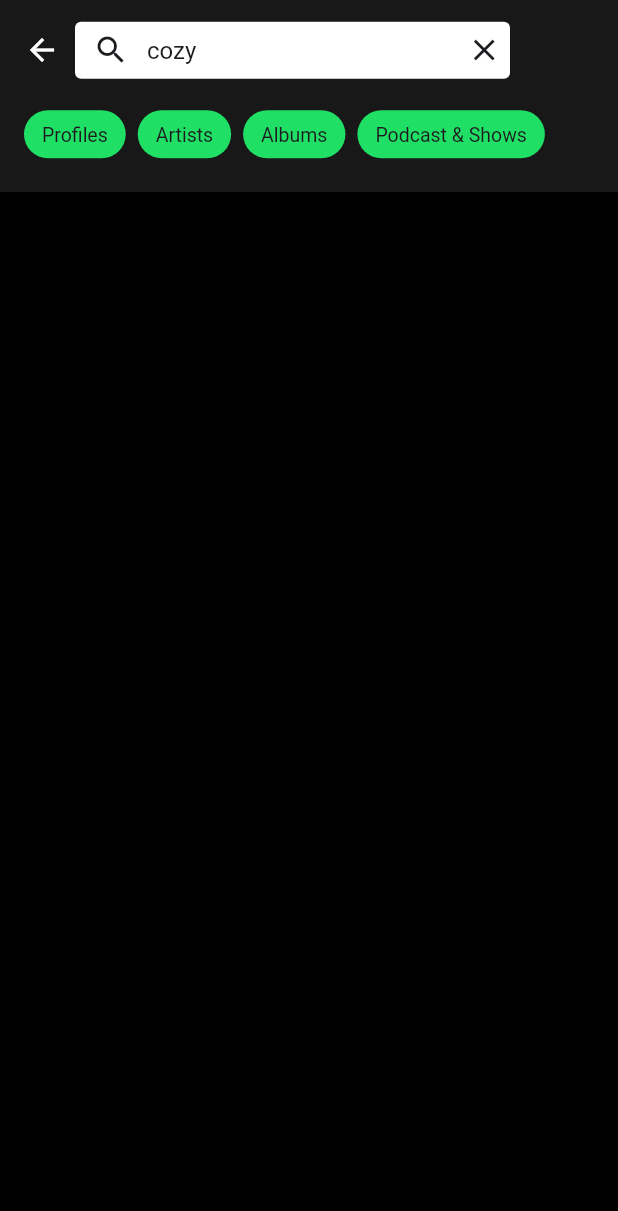
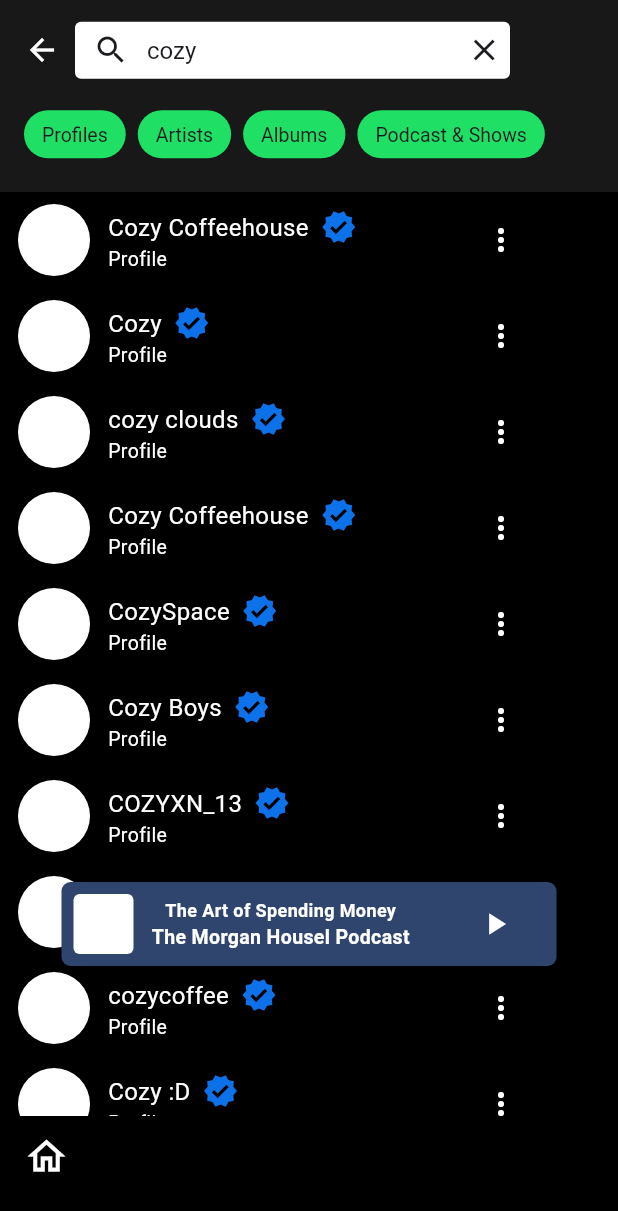
Before and after one commit to m-manlatican/Spotify-UI-Practice, a Flutter app: the screen it shows after launch, on a phone screen of 412 x 824 dp. Shown: the top 1211 px of the screen. Run offline on Flutter 3.47's test engine with Material 3 defaults, Android fonts, the phone set to English and light mode, and no system bars.

Commit message:
bottomnavigationbar and music recent play container

```diff
--- /dev/null
+++ b/lib/cards/profile_lists_card.dart
@@ -0,0 +1,70 @@
+import 'package:flutter/material.dart';
+import 'package:spotify_ui/models/profile_lists_model.dart';
+
+class ProfileListsCard extends StatelessWidget {
+  const ProfileListsCard({super.key, required this.profileListsModel});
+
+  final ProfileListsModel profileListsModel;
+
+  @override
+  Widget build(BuildContext context) {
+    return Container(
+      width: 375,
+      height: 64,
+      color: Colors.black,
+        child: Row(
+          children: [
+            SizedBox(width: 12),
+            Container(
+              width: 48,
+              height: 48,
+              decoration: BoxDecoration(
+                color: Colors.white,
+                borderRadius: BorderRadius.circular(24)
+              ),
+            ),
+            SizedBox(width: 12),
+            Container(
+              width: 170,
+              height: 44,
+              margin: EdgeInsets.only(top: 3),
+              child: Row(
+                mainAxisAlignment: MainAxisAlignment.spaceBetween,
+                children: [
+                  Column(
+                  crossAxisAlignment: CrossAxisAlignment.start,
+                    children: [
+                      Row(
+                        children: [
+                          Text(profileListsModel.title,
+                            style: TextStyle(
+                              color: Colors.white,
+                              fontSize: 16
+                            )
+                          ),
+                          SizedBox(width: 8),
+                          Icon(Icons.verified,
+                            color: Color(0xff0D72EA)
+                          )
+                        ],
+                      ),
+                      Text('Profile',
+                        style: TextStyle(
+                          color: Colors.white,
+                          fontSize: 13
+                        )
+                      )
+                    ],
+                  ),
+                ],
+              )
+            ),
+            SizedBox(width: 80),
+            Icon(Icons.more_vert,
+              color: Colors.white,
+            )
+          ],
+        ),
+      );
+  }
+}
--- /dev/null
+++ b/lib/models/profile_lists_model.dart
@@ -0,0 +1,8 @@
+class ProfileListsModel {
+  String title;
+
+
+  ProfileListsModel({
+    required this.title,
+  });
+}
--- a/lib/pages/homepage.dart
+++ b/lib/pages/homepage.dart
@@ -1,6 +1,7 @@
 import 'package:flutter/material.dart';
 import 'package:spotify_ui/cards/button_card.dart';
 import 'package:spotify_ui/models/button_model.dart';
+import 'package:spotify_ui/widgets/section_profile_lists.dart';
 
 class Homepage extends StatelessWidget {
   Homepage({super.key});
@@ -16,11 +17,66 @@ class Homepage extends StatelessWidget {
   Widget build(BuildContext context) {
     return Scaffold(
       appBar: appBar(),
+      bottomNavigationBar: bottomAppBar(),
       backgroundColor: Colors.black,
-      body: Column(
-        children: [
-
-        ],
+      body: SingleChildScrollView(
+        child: Column(
+          children: [
+            Stack(
+              children: [
+                SectionProfileLists(),
+                Center(
+                  child: Container(
+                    margin: EdgeInsets.only(top: 460),
+                    width: 330,
+                    height: 56,
+                    decoration: BoxDecoration(
+                      color: Color(0xff30456e),
+                      borderRadius: BorderRadius.circular(6)
+                    ),
+                    child: Row(
+                      children: [
+                        SizedBox(width: 8),
+                        Container(
+                          width: 40,
+                          height: 40,
+                          decoration: BoxDecoration(
+                            color: Colors.white,
+                            borderRadius: BorderRadius.circular(4)
+                          ),
+                        ),
+                        SizedBox(width: 12),
+                        Column(
+                          mainAxisAlignment: MainAxisAlignment.center,
+                          children: [
+                            Text('The Art of Spending Money',
+                              style: TextStyle(
+                                fontSize: 12,
+                                fontWeight: FontWeight.bold,
+                                color: Colors.white
+                              ),
+                            ),
+                            Text('The Morgan Housel Podcast',
+                              style: TextStyle(
+                                fontSize: 13,
+                                fontWeight: FontWeight.w600,
+                                color: Colors.white
+                              ),
+                            )
+                          ],
+                        ),
+                        SizedBox(width: 45),
+                        Icon(Icons.play_arrow,
+                          color: Colors.white,
+                        )
+                      ],
+                    ),
+                  ),
+                )
+              ],
+            )
+          ],
+        ),
       ),
     );
   }
@@ -78,4 +134,21 @@ class Homepage extends StatelessWidget {
       )
     );
   }
+  BottomAppBar bottomAppBar(){
+    return BottomAppBar(
+      color: Colors.black,
+      child: Row(
+        children: [
+          Column(
+            children: [
+              Icon(Icons.home_outlined,
+                color: Colors.white,
+                size: 30,
+              )
+            ],
+          )
+        ],
+      ),
+    );
+  }
 }
--- /dev/null
+++ b/lib/widgets/section_profile_lists.dart
@@ -0,0 +1,53 @@
+import 'package:flutter/material.dart';
+import 'package:spotify_ui/cards/profile_lists_card.dart';
+import 'package:spotify_ui/models/profile_lists_model.dart';
+
+class SectionProfileLists extends StatelessWidget {
+  SectionProfileLists({super.key});
+
+  final List<ProfileListsModel> listProfileListsModel = [
+    ProfileListsModel(title: 'Cozy Coffeehouse'),
+    ProfileListsModel(title: 'Cozy'),
+    ProfileListsModel(title: 'cozy clouds'),
+    ProfileListsModel(title: 'Cozy Coffeehouse'),
+    ProfileListsModel(title: 'CozySpace'),
+    ProfileListsModel(title: 'Cozy Boys'),
+    ProfileListsModel(title: 'COZYXN_13'),
+    ProfileListsModel(title: 'Cozy Brents'),
+    ProfileListsModel(title: 'cozycoffee'),
+    ProfileListsModel(title: 'Cozy :D'),
+    ProfileListsModel(title: 'Cozy Coffeehouse'),
+    ProfileListsModel(title: 'Cozy'),
+    ProfileListsModel(title: 'cozy clouds'),
+    ProfileListsModel(title: 'Cozy Coffeehouse'),
+    ProfileListsModel(title: 'CozySpace'),
+    ProfileListsModel(title: 'Cozy Boys'),
+    ProfileListsModel(title: 'COZYXN_13'),
+    ProfileListsModel(title: 'Cozy Brents'),
+    ProfileListsModel(title: 'cozycoffee'),
+    ProfileListsModel(title: 'Cozy :D'),
+    ProfileListsModel(title: 'Cozy Coffeehouse'),
+    ProfileListsModel(title: 'Cozy'),
+    ProfileListsModel(title: 'cozy clouds'),
+    ProfileListsModel(title: 'Cozy Coffeehouse'),
+    ProfileListsModel(title: 'CozySpace'),
+    ProfileListsModel(title: 'Cozy Boys'),
+    ProfileListsModel(title: 'COZYXN_13'),
+    ProfileListsModel(title: 'Cozy Brents'),
+    ProfileListsModel(title: 'cozycoffee'),
+    ProfileListsModel(title: 'Cozy :D'),
+  ];
+
+  @override
+  Widget build(BuildContext context) {
+    return SizedBox(
+      height: 700,
+      child: ListView.builder(
+        itemCount: listProfileListsModel.length,
+        itemBuilder: (context, index) {
+          return ProfileListsCard(profileListsModel: listProfileListsModel[index]);
+        }
+      ),
+    );
+  }
+}
```
